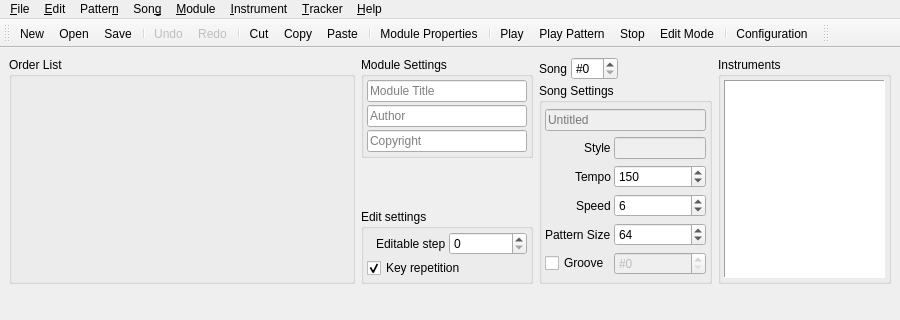
First picture: the form in BambooTracker/gui/mainwindow.ui, repository BambooTracker/BambooTracker, before the edit; both pictures show x 0 to 900 and y 0 to 320 of the 900 by 700 pixel window.
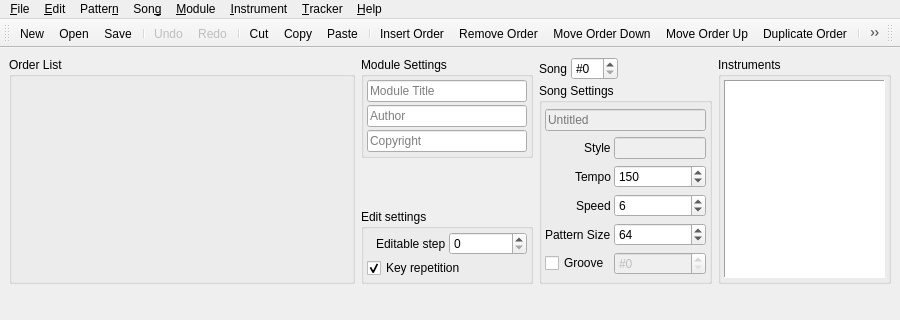
Second picture: the form after the edit. Icons and pictures are not drawn. Custom widgets are drawn as their Qt base class.

Commit message: Add order edit icons to the menu bar

Diff of the .ui file:
```diff
--- a/BambooTracker/gui/mainwindow.ui
+++ b/BambooTracker/gui/mainwindow.ui
@@ -647,6 +647,12 @@
    <addaction name="actionCopy"/>
    <addaction name="actionPaste"/>
    <addaction name="separator"/>
+   <addaction name="actionInsert_Order"/>
+   <addaction name="actionRemove_Order"/>
+   <addaction name="actionMove_Order_Down"/>
+   <addaction name="actionMove_Order_Up"/>
+   <addaction name="actionDuplicate_Order"/>
+   <addaction name="separator"/>
    <addaction name="actionModule_Properties"/>
    <addaction name="separator"/>
    <addaction name="actionPlay"/>
```
Left out of the diff: 20 changed lines with no effect on the pictures. The commit also changes 3 other files.
